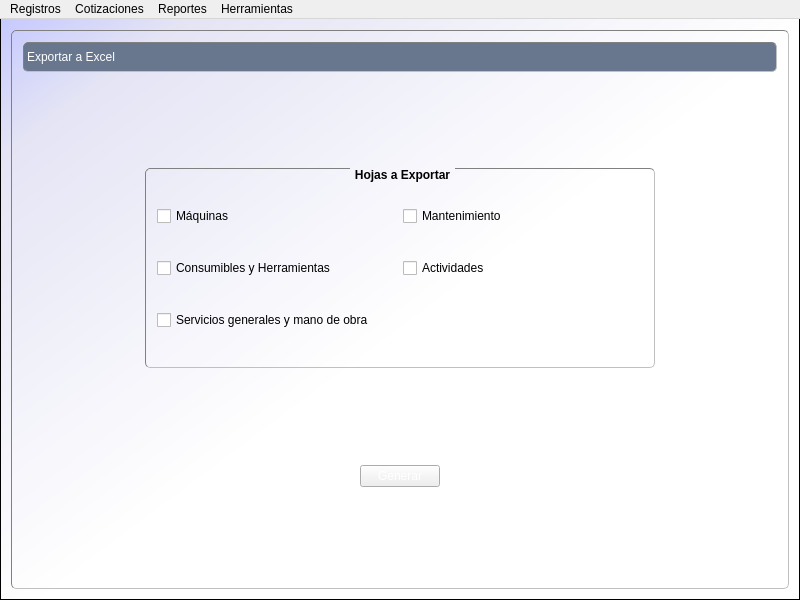
Before: the Qt Designer form cosmec/cosmec.ui in Exxu/cosmec-si, drawn with Qt 5.
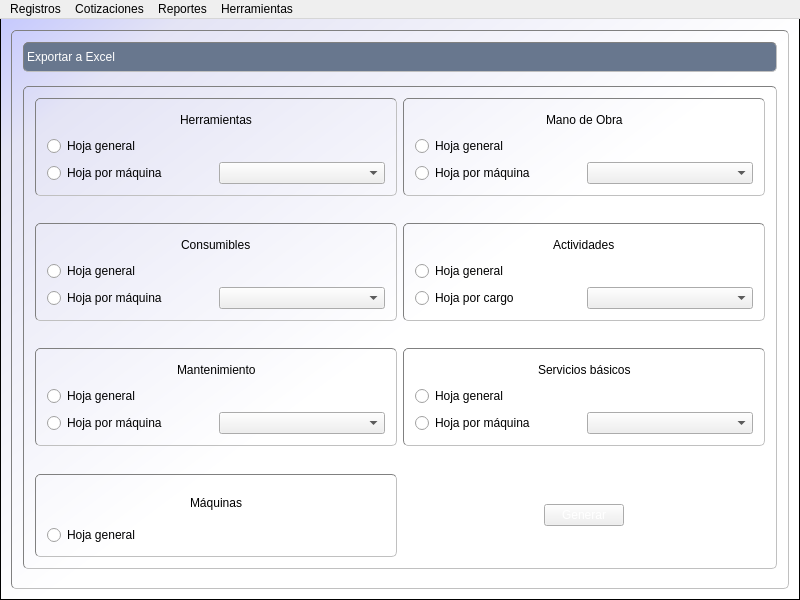
After: the same form once the commit is applied. The open tabs and pages were chosen to show the change. Icons and pictures are not drawn.

Commit message: reportes excel excepto servicios básicos

Diff of the .ui file:
```diff
--- a/cosmec/cosmec.ui
+++ b/cosmec/cosmec.ui
@@ -33,7 +33,7 @@
 	font: bold 14pt &quot;Book Antiqua&quot;;
    qproperty-alignment: AlignCenter
 }
-QLabel#label_2,#label_3,#label_4,#label_5,#label_13,#label_12,#label_10,#label_18,#label_23,#label_24,#label_61,#label_35,#label_36,#label_37,#label_38,#label_39,#label_31,#label_34,#label_53 {/*titulos de pág*/
+QLabel#label_2,#label_3,#label_4,#label_5,#label_13,#label_12,#label_10,#label_18,#label_23,#label_24,#label_35,#label_36,#label_37,#label_38,#label_39,#label_31,#label_34,#label_53 {/*titulos de pág*/
 border: 1px inset gray;
 font: bold 12pt &quot;Calibri&quot;;
 background:#68778e;
@@ -3593,7 +3593,7 @@
        </layout>
       </widget>
       <widget class="QWidget" name="page_11">
-       <layout class="QVBoxLayout" name="verticalLayout_36">
+       <layout class="QVBoxLayout" name="verticalLayout_44">
         <item>
          <widget class="QLabel" name="label_24">
           <property name="minimumSize">
@@ -3621,140 +3621,576 @@
          </spacer>
         </item>
         <item>
-         <layout class="QHBoxLayout" name="horizontalLayout_58">
-          <item>
-           <spacer name="horizontalSpacer_55">
-            <property name="orientation">
-             <enum>Qt::Horizontal</enum>
-            </property>
-            <property name="sizeType">
-             <enum>QSizePolicy::Maximum</enum>
-            </property>
-            <property name="sizeHint" stdset="0">
-             <size>
-              <width>122</width>
-              <height>20</height>
-             </size>
-            </property>
-           </spacer>
-          </item>
-          <item>
-           <widget class="QGroupBox" name="groupBox_21">
-            <property name="minimumSize">
-             <size>
-              <width>500</width>
-              <height>200</height>
-             </size>
-            </property>
-            <property name="title">
-             <string>Hojas a Exportar</string>
-            </property>
-            <layout class="QGridLayout" name="gridLayout_10">
-             <item row="0" column="0">
-              <widget class="QCheckBox" name="checkBox">
-               <property name="text">
-                <string>Máquinas</string>
-               </property>
-              </widget>
-             </item>
+         <widget class="QGroupBox" name="groupBox_21">
+          <property name="minimumSize">
+           <size>
+            <width>500</width>
+            <height>200</height>
+           </size>
+          </property>
+          <property name="title">
+           <string/>
+          </property>
+          <layout class="QGridLayout" name="gridLayout_3">
+           <item row="0" column="0">
+            <widget class="QGroupBox" name="groupBox_4">
+             <property name="title">
+              <string/>
+             </property>
+             <layout class="QVBoxLayout" name="verticalLayout_46">
+              <item>
+               <layout class="QHBoxLayout" name="horizontalLayout_36">
+                <item>
+                 <spacer name="horizontalSpacer_118">
+                  <property name="orientation">
+                   <enum>Qt::Horizontal</enum>
+                  </property>
+                  <property name="sizeHint" stdset="0">
+                   <size>
+                    <width>40</width>
+                    <height>20</height>
+                   </size>
+                  </property>
+                 </spacer>
+                </item>
+                <item>
+                 <widget class="QLabel" name="label_61">
+                  <property name="text">
+                   <string>Herramientas</string>
+                  </property>
+                 </widget>
+                </item>
+                <item>
+                 <spacer name="horizontalSpacer_119">
+                  <property name="orientation">
+                   <enum>Qt::Horizontal</enum>
+                  </property>
+                  <property name="sizeHint" stdset="0">
+                   <size>
+                    <width>40</width>
+                    <height>20</height>
+                   </size>
+                  </property>
+                 </spacer>
+                </item>
+               </layout>
+              </item>
+              <item>
+               <widget class="QRadioButton" name="radioButton_3">
+                <property name="text">
+                 <string>Hoja general</string>
+                </property>
+               </widget>
+              </item>
+              <item>
+               <layout class="QHBoxLayout" name="horizontalLayout_71">
+                <item>
+                 <widget class="QRadioButton" name="radioButton_4">
+                  <property name="text">
+                   <string>Hoja por máquina</string>
+                  </property>
+                 </widget>
+                </item>
+                <item>
+                 <widget class="QComboBox" name="comboBox_4"/>
+                </item>
+               </layout>
+              </item>
+             </layout>
+            </widget>
+           </item>
+           <item row="6" column="0">
+            <widget class="QGroupBox" name="groupBox">
+             <property name="title">
+              <string/>
+             </property>
+             <layout class="QVBoxLayout" name="verticalLayout_36">
+              <item>
+               <layout class="QHBoxLayout" name="horizontalLayout_58">
+                <item>
+                 <spacer name="horizontalSpacer_55">
+                  <property name="orientation">
+                   <enum>Qt::Horizontal</enum>
+                  </property>
+                  <property name="sizeHint" stdset="0">
+                   <size>
+                    <width>40</width>
+                    <height>20</height>
+                   </size>
+                  </property>
+                 </spacer>
+                </item>
+                <item>
+                 <widget class="QLabel" name="label_56">
+                  <property name="text">
+                   <string>Máquinas</string>
+                  </property>
+                 </widget>
+                </item>
+                <item>
+                 <spacer name="horizontalSpacer_56">
+                  <property name="orientation">
+                   <enum>Qt::Horizontal</enum>
+                  </property>
+                  <property name="sizeHint" stdset="0">
+                   <size>
+                    <width>40</width>
+                    <height>20</height>
+                   </size>
+                  </property>
+                 </spacer>
+                </item>
+               </layout>
+              </item>
+              <item>
+               <widget class="QRadioButton" name="radioButton">
+                <property name="text">
+                 <string>Hoja general</string>
+                </property>
+               </widget>
+              </item>
+             </layout>
+            </widget>
+           </item>
+           <item row="0" column="1">
+            <widget class="QGroupBox" name="groupBox_6">
+             <property name="title">
+              <string/>
+             </property>
+             <layout class="QVBoxLayout" name="verticalLayout_49">
+              <item>
+               <layout class="QHBoxLayout" name="horizontalLayout_68">
+                <item>
+                 <spacer name="horizontalSpacer_124">
+                  <property name="orientation">
+                   <enum>Qt::Horizontal</enum>
+                  </property>
+                  <property name="sizeHint" stdset="0">
+                   <size>
+                    <width>40</width>
+                    <height>20</height>
+                   </size>
+                  </property>
+                 </spacer>
+                </item>
+                <item>
+                 <widget class="QLabel" name="label_68">
+                  <property name="text">
+                   <string>Mano de Obra</string>
+                  </property>
+                 </widget>
+                </item>
+                <item>
+                 <spacer name="horizontalSpacer_125">
+                  <property name="orientation">
+                   <enum>Qt::Horizontal</enum>
+                  </property>
+                  <property name="sizeHint" stdset="0">
+                   <size>
+                    <width>40</width>
+                    <height>20</height>
+                   </size>
+                  </property>
+                 </spacer>
+                </item>
+               </layout>
+              </item>
+              <item>
+               <widget class="QRadioButton" name="radioButton_12">
+                <property name="text">
+                 <string>Hoja general</string>
+                </property>
+               </widget>
+              </item>
+              <item>
+               <layout class="QHBoxLayout" name="horizontalLayout_73">
+                <item>
+                 <widget class="QRadioButton" name="radioButton_6">
+                  <property name="text">
+                   <string>Hoja por máquina</string>
+                  </property>
+                 </widget>
+                </item>
+                <item>
+                 <widget class="QComboBox" name="comboBox_8"/>
+                </item>
+               </layout>
+              </item>
+             </layout>
+            </widget>
+           </item>
+           <item row="4" column="0">
+            <widget class="QGroupBox" name="groupBox_5">
+             <property name="title">
+              <string/>
+             </property>
+             <layout class="QVBoxLayout" name="verticalLayout_48">
+              <item>
+               <layout class="QHBoxLayout" name="horizontalLayout_67">
+                <item>
+                 <spacer name="horizontalSpacer_122">
+                  <property name="orientation">
+                   <enum>Qt::Horizontal</enum>
+                  </property>
+                  <property name="sizeHint" stdset="0">
+                   <size>
+                    <width>40</width>
+                    <height>20</height>
+                   </size>
+                  </property>
+                 </spacer>
+                </item>
+                <item>
+                 <widget class="QLabel" name="label_67">
+                  <property name="text">
+                   <string>Mantenimiento</string>
+                  </property>
+                 </widget>
+                </item>
+                <item>
+                 <spacer name="horizontalSpacer_123">
+                  <property name="orientation">
+                   <enum>Qt::Horizontal</enum>
+                  </property>
+                  <property name="sizeHint" stdset="0">
+                   <size>
+                    <width>40</width>
+                    <height>20</height>
+                   </size>
+                  </property>
+                 </spacer>
+                </item>
+               </layout>
+              </item>
+              <item>
+               <widget class="QRadioButton" name="radioButton_11">
+                <property name="text">
+                 <string>Hoja general</string>
+                </property>
+               </widget>
+              </item>
+              <item>
+               <layout class="QHBoxLayout" name="horizontalLayout_76">
+                <item>
+                 <widget class="QRadioButton" name="radioButton_9">
+                  <property name="text">
+                   <string>Hoja por máquina</string>
+                  </property>
+                 </widget>
+                </item>
+                <item>
+                 <widget class="QComboBox" name="comboBox_12"/>
+                </item>
+               </layout>
+              </item>
+             </layout>
+            </widget>
+           </item>
+           <item row="4" column="1">
+            <widget class="QGroupBox" name="groupBox_8">
+             <property name="title">
+              <string/>
+             </property>
+             <layout class="QVBoxLayout" name="verticalLayout_51">
+              <item>
+               <layout class="QHBoxLayout" name="horizontalLayout_70">
+                <item>
+                 <spacer name="horizontalSpacer_128">
+                  <property name="orientation">
+                   <enum>Qt::Horizontal</enum>
+                  </property>
+                  <property name="sizeHint" stdset="0">
+                   <size>
+                    <width>40</width>
+                    <height>20</height>
+                   </size>
+                  </property>
+                 </spacer>
+                </item>
+                <item>
+                 <widget class="QLabel" name="label_70">
+                  <property name="text">
+                   <string>Servicios básicos</string>
+                  </property>
+                 </widget>
+                </item>
+                <item>
+                 <spacer name="horizontalSpacer_129">
+                  <property name="orientation">
+                   <enum>Qt::Horizontal</enum>
+                  </property>
+                  <property name="sizeHint" stdset="0">
+                   <size>
+                    <width>40</width>
+                    <height>20</height>
+                   </size>
+                  </property>
+                 </spacer>
+                </item>
+               </layout>
+              </item>
+              <item>
+               <widget class="QRadioButton" name="radioButton_14">
+                <property name="text">
+                 <string>Hoja general</string>
+                </property>
+               </widget>
+              </item>
+              <item>
+               <layout class="QHBoxLayout" name="horizontalLayout_75">
+                <item>
+                 <widget class="QRadioButton" name="radioButton_8">
+                  <property name="text">
+                   <string>Hoja por máquina</string>
+                  </property>
+                 </widget>
+                </item>
+                <item>
+                 <widget class="QComboBox" name="comboBox_10"/>
+                </item>
+               </layout>
+              </item>
+             </layout>
+            </widget>
+           </item>
+           <item row="2" column="1">
+            <widget class="QGroupBox" name="groupBox_7">
+             <property name="title">
+              <string/>
+             </property>
+             <layout class="QVBoxLayout" name="verticalLayout_50">
+              <item>
+               <layout class="QHBoxLayout" name="horizontalLayout_69">
+                <item>
+                 <spacer name="horizontalSpacer_126">
+                  <property name="orientation">
+                   <enum>Qt::Horizontal</enum>
+                  </property>
+                  <property name="sizeHint" stdset="0">
+                   <size>
+                    <width>40</width>
+                    <height>20</height>
+                   </size>
+                  </property>
+                 </spacer>
+                </item>
+                <item>
+                 <widget class="QLabel" name="label_69">
+                  <property name="text">
+                   <string>Actividades</string>
+                  </property>
+                 </widget>
+                </item>
+                <item>
+                 <spacer name="horizontalSpacer_127">
+                  <property name="orientation">
+                   <enum>Qt::Horizontal</enum>
+                  </property>
+                  <property name="sizeHint" stdset="0">
+                   <size>
+                    <width>40</width>
+                    <height>20</height>
+                   </size>
+                  </property>
+                 </spacer>
+                </item>
+               </layout>
+              </item>
+              <item>
+               <widget class="QRadioButton" name="radioButton_13">
+                <property name="text">
+                 <string>Hoja general</string>
+                </property>
+               </widget>
+              </item>
+              <item>
+               <layout class="QHBoxLayout" name="horizontalLayout_74">
+                <item>
+                 <widget class="QRadioButton" name="radioButton_7">
+                  <property name="text">
+                   <string>Hoja por cargo</string>
+                  </property>
+                 </widget>
+                </item>
+                <item>
+                 <widget class="QComboBox" name="comboBox_9"/>
+                </item>
+               </layout>
+              </item>
+             </layout>
+            </widget>
+           </item>
+           <item row="2" column="0">
+            <widget class="QGroupBox" name="groupBox_3">
+             <property name="title">
+              <string/>
+             </property>
+             <layout class="QVBoxLayout" name="verticalLayout_47">
+              <item>
+               <layout class="QHBoxLayout" name="horizontalLayout_66">
+                <item>
+                 <spacer name="horizontalSpacer_120">
+                  <property name="orientation">
+                   <enum>Qt::Horizontal</enum>
+                  </property>
+                  <property name="sizeHint" stdset="0">
+                   <size>
+                    <width>40</width>
+                    <height>20</height>
+                   </size>
+                  </property>
+                 </spacer>
+                </item>
+                <item>
+                 <widget class="QLabel" name="label_57">
+                  <property name="text">
+                   <string>Consumibles</string>
+                  </property>
+                 </widget>
+                </item>
+                <item>
+                 <spacer name="horizontalSpacer_121">
+                  <property name="orientation">
+                   <enum>Qt::Horizontal</enum>
+                  </property>
+                  <property name="sizeHint" stdset="0">
+                   <size>
+                    <width>40</width>
+                    <height>20</height>
+                   </size>
+                  </property>
+                 </spacer>
+                </item>
+               </layout>
+              </item>
+              <item>
+               <widget class="QRadioButton" name="radioButton_10">
+                <property name="text">
+                 <string>Hoja general</string>
+                </property>
+               </widget>
+              </item>
+              <item>
+               <layout class="QHBoxLayout" name="horizontalLayout_72">
+                <item>
+                 <widget class="QRadioButton" name="radioButton_5">
+                  <property name="text">
+                   <string>Hoja por máquina</string>
+                  </property>
+                 </widget>
+                </item>
+                <item>
+                 <widget class="QComboBox" name="comboBox_7"/>
+                </item>
+               </layout>
+              </item>
+             </layout>
+            </widget>
+           </item>
+           <item row="6" column="1">
+            <layout class="QGridLayout" name="gridLayout">
              <item row="0" column="1">
-              <widget class="QCheckBox" name="checkBox_3">
-               <property name="text">
-                <string>Mantenimiento</string>
+              <spacer name="verticalSpacer_51">
+               <property name="orientation">
+                <enum>Qt::Vertical</enum>
                </property>
-              </widget>
+               <property name="sizeHint" stdset="0">
+                <size>
+                 <width>20</width>
+                 <height>40</height>
+                </size>
+               </property>
+              </spacer>
              </item>
              <item row="1" column="1">
-              <widget class="QCheckBox" name="checkBox_5">
+              <widget class="QPushButton" name="pushButton_31">
                <property name="text">
-                <string>Actividades</string>
+                <string>Generar</string>
                </property>
               </widget>
              </item>
              <item row="1" column="0">
-              <widget class="QCheckBox" name="checkBox_2">
-               <property name="text">
-                <string>Consumibles y Herramientas</string>
+              <spacer name="horizontalSpacer_53">
+               <property name="orientation">
+                <enum>Qt::Horizontal</enum>
                </property>
-              </widget>
+               <property name="sizeHint" stdset="0">
+                <size>
+                 <width>40</width>
+                 <height>20</height>
+                </size>
+               </property>
+              </spacer>
              </item>
-             <item row="2" column="0">
-              <widget class="QCheckBox" name="checkBox_4">
-               <property name="text">
-                <string>Servicios generales y mano de obra</string>
+             <item row="1" column="2">
+              <spacer name="horizontalSpacer_54">
+               <property name="orientation">
+                <enum>Qt::Horizontal</enum>
                </property>
-              </widget>
+               <property name="sizeHint" stdset="0">
+                <size>
+                 <width>40</width>
+                 <height>20</height>
+                </size>
+               </property>
+              </spacer>
+             </item>
+             <item row="2" column="1">
+              <spacer name="verticalSpacer_82">
+               <property name="orientation">
+                <enum>Qt::Vertical</enum>
+               </property>
+               <property name="sizeHint" stdset="0">
+                <size>
+                 <width>20</width>
+                 <height>40</height>
+                </size>
+               </property>
+              </spacer>
              </item>
             </layout>
-           </widget>
-          </item>
-          <item>
-           <spacer name="horizontalSpacer_56">
-            <property name="orientation">
-             <enum>Qt::Horizontal</enum>
-            </property>
-            <property name="sizeType">
-             <enum>QSizePolicy::Maximum</enum>
-            </property>
-            <property name="sizeHint" stdset="0">
-             <size>
-              <width>122</width>
-              <height>20</height>
-             </size>
-            </property>
-           </spacer>
-          </item>
-         </layout>
-        </item>
-        <item>
-         <spacer name="verticalSpacer_51">
-          <property name="orientation">
-           <enum>Qt::Vertical</enum>
-          </property>
-          <property name="sizeHint" stdset="0">
-           <size>
-            <width>20</width>
-            <height>83</height>
-           </size>
-          </property>
-         </spacer>
-        </item>
-        <item>
-         <layout class="QHBoxLayout" name="horizontalLayout_36">
-          <item>
-           <spacer name="horizontalSpacer_53">
-            <property name="orientation">
-             <enum>Qt::Horizontal</enum>
-            </property>
-            <property name="sizeHint" stdset="0">
-             <size>
-              <width>40</width>
-              <height>20</height>
-             </size>
-            </property>
-           </spacer>
-          </item>
-          <item>
-           <widget class="QPushButton" name="pushButton_31">
-            <property name="text">
-             <string>Generar</string>
-            </property>
-           </widget>
-          </item>
-          <item>
-           <spacer name="horizontalSpacer_54">
-            <property name="orientation">
-             <enum>Qt::Horizontal</enum>
-            </property>
-            <property name="sizeHint" stdset="0">
-             <size>
-              <width>40</width>
-              <height>20</height>
-             </size>
-            </property>
-           </spacer>
-          </item>
-         </layout>
+           </item>
+           <item row="3" column="1">
+            <spacer name="verticalSpacer_84">
+             <property name="orientation">
+              <enum>Qt::Vertical</enum>
+             </property>
+             <property name="sizeHint" stdset="0">
+              <size>
+               <width>20</width>
+               <height>40</height>
+              </size>
+             </property>
+            </spacer>
+           </item>
+           <item row="1" column="0">
+            <spacer name="verticalSpacer_83">
+             <property name="orientation">
+              <enum>Qt::Vertical</enum>
+             </property>
+             <property name="sizeHint" stdset="0">
+              <size>
+               <width>20</width>
+               <height>40</height>
+              </size>
+             </property>
+            </spacer>
+           </item>
+           <item row="5" column="1">
+            <spacer name="verticalSpacer_85">
+             <property name="orientation">
+              <enum>Qt::Vertical</enum>
+             </property>
+             <property name="sizeHint" stdset="0">
+              <size>
+               <width>20</width>
+               <height>40</height>
+              </size>
+             </property>
+            </spacer>
+           </item>
+          </layout>
+         </widget>
         </item>
         <item>
          <spacer name="verticalSpacer_52">
```
Left out of the diff: 643 changed lines with no effect on the pictures. The commit also changes 21 other files.
